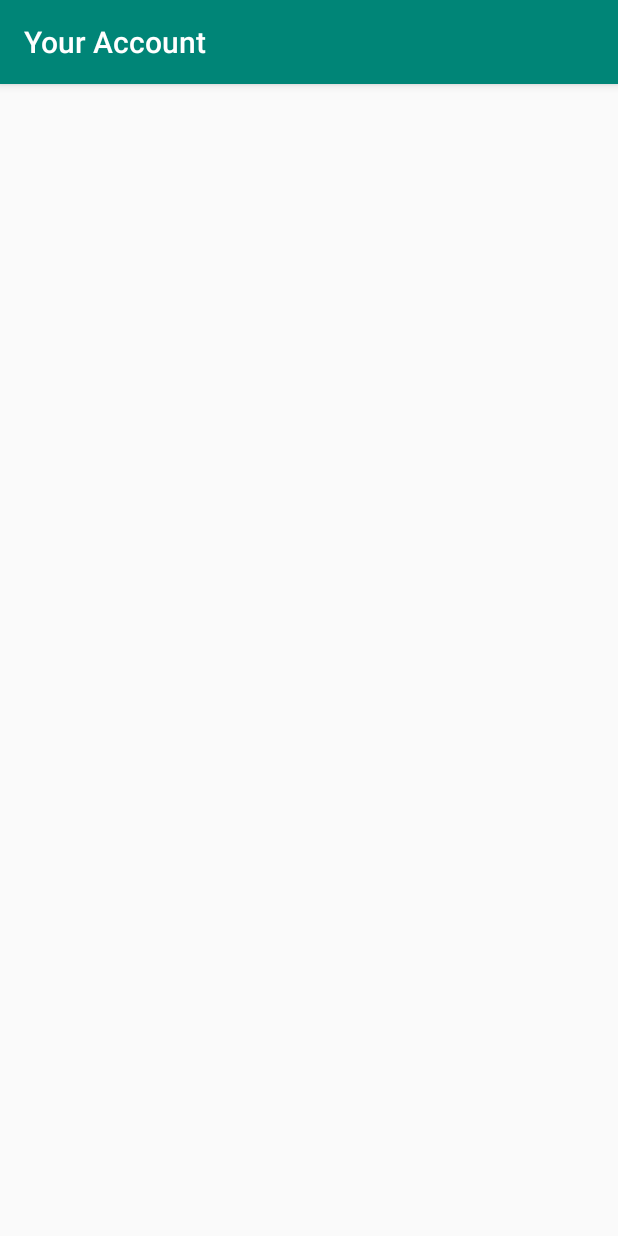
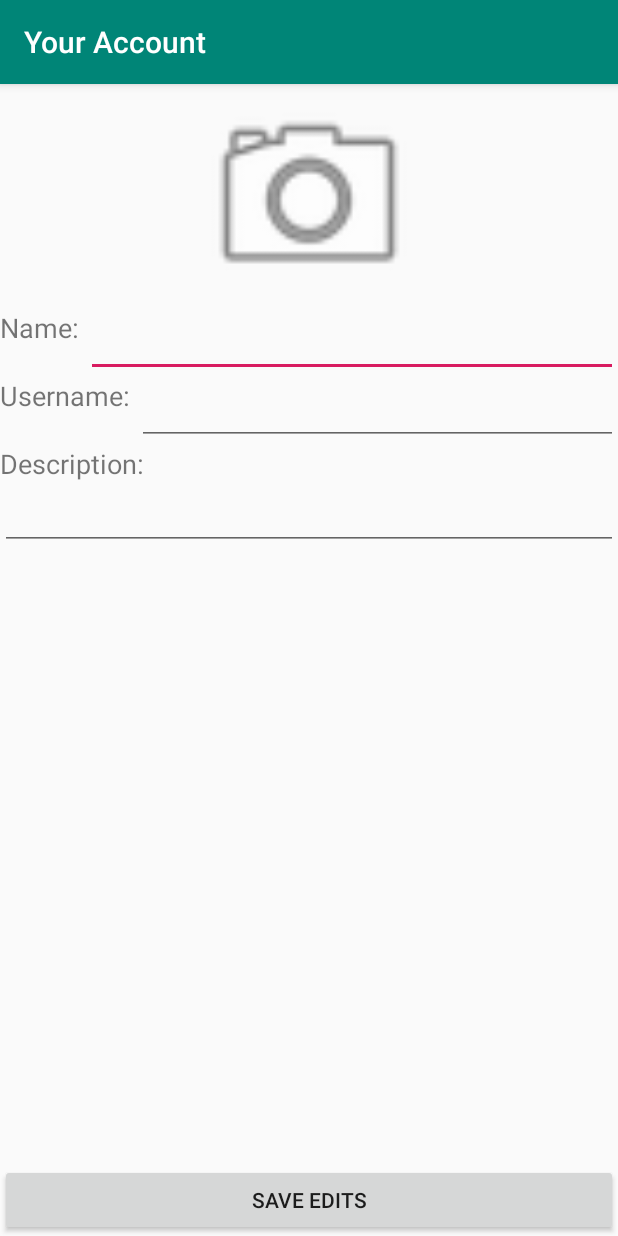
Before and after one commit to eliotshekhtman/have-you-eaten-yet, an Android app: the PersonalActivity screen opened directly, with no data from a screen before it, on a phone screen of 412 x 824 dp. Run offline under Robolectric (Android 15) with nearby library versions, the phone set to English and light mode, and no system bars; 2 statements that could not run were skipped.

Commit message:
Implemented basic profile info appearing in PersonalActivity

```diff
--- a/app/src/main/java/com/example/haveyoueatenyet/Account.java
+++ b/app/src/main/java/com/example/haveyoueatenyet/Account.java
@@ -16,4 +16,8 @@ public class Account {
     public String getName() { return name; }
     public String getUsername() { return username; }
     public String getPassword() { return password; }
+
+    public void setName(String name) { this.name = name; }
+    public void setUsername(String username) { this.username = username; }
+    public void setPassword(String password) { this.password = password; }
 }
--- a/app/src/main/java/com/example/haveyoueatenyet/PersonalActivity.java
+++ b/app/src/main/java/com/example/haveyoueatenyet/PersonalActivity.java
@@ -7,6 +7,8 @@ import android.os.Bundle;
 import android.util.Log;
 import android.view.GestureDetector;
 import android.view.MotionEvent;
+import android.view.View;
+import android.widget.EditText;
 import android.widget.Toast;
 
 import androidx.appcompat.app.AppCompatActivity;
@@ -23,8 +25,20 @@ public class PersonalActivity extends AppCompatActivity implements GestureDetect
         super.onCreate(savedInstanceState);
         Intent intent = this.getIntent();
         setContentView((R.layout.activity_personal));
+        mDetector = new GestureDetectorCompat(this, this);
 
-        mDetector = new GestureDetectorCompat(this, this);
+        EditText profileName = (EditText) findViewById(R.id.profileName);
+        EditText profileUserName = (EditText) findViewById(R.id.profileUserName);
+        profileName.setText(account.getName());
+        profileUserName.setText(account.getUsername());
+    }
+
+    public void profileSave(View view) {
+        //TODO: fucking upload saved changes
+        EditText profileName = (EditText) findViewById(R.id.profileName);
+        EditText profileUserName = (EditText) findViewById(R.id.profileUserName);
+        account.setName(profileName.getText().toString());
+        account.setUsername(profileUserName.getText().toString());
     }
 
     @Override
--- a/app/src/main/res/layout/activity_personal.xml
+++ b/app/src/main/res/layout/activity_personal.xml
@@ -1,6 +1,74 @@
 <?xml version="1.0" encoding="utf-8"?>
-<LinearLayout xmlns:android="http://schemas.android.com/apk/res/android"
-    android:orientation="vertical" android:layout_width="match_parent"
-    android:layout_height="match_parent">
+<RelativeLayout xmlns:android="http://schemas.android.com/apk/res/android"
+    xmlns:app="http://schemas.android.com/apk/res-auto"
+    android:layout_width="match_parent" android:layout_height="match_parent">
 
-</LinearLayout>
+
+    <ImageView
+        android:id="@+id/profilePic"
+        android:layout_width="match_parent"
+        android:layout_height="150dp"
+        app:srcCompat="@android:drawable/ic_menu_camera" />
+
+    <TextView
+        android:id="@+id/profileNameText"
+        android:layout_width="wrap_content"
+        android:layout_height="wrap_content"
+        android:layout_below="@id/profilePic"
+        android:textSize="18sp"
+        android:text="Name: " />
+
+    <EditText
+        android:id="@+id/profileName"
+        android:layout_width="match_parent"
+        android:layout_height="wrap_content"
+        android:ems="10"
+        android:inputType="textPersonName"
+        android:layout_below="@id/profilePic"
+        android:layout_toRightOf="@id/profileNameText"
+        android:textSize="18sp" />
+
+    <TextView
+        android:id="@+id/profileUserNameText"
+        android:layout_width="wrap_content"
+        android:layout_height="wrap_content"
+        android:layout_below="@id/profileName"
+        android:textSize="18sp"
+        android:text="Username: " />
+
+    <EditText
+        android:id="@+id/profileUserName"
+        android:layout_width="match_parent"
+        android:layout_height="wrap_content"
+        android:ems="10"
+        android:inputType="textPersonName"
+        android:layout_below="@id/profileName"
+        android:layout_toRightOf="@id/profileUserNameText" />
+
+    <TextView
+        android:id="@+id/profileDescText"
+        android:layout_width="wrap_content"
+        android:layout_height="wrap_content"
+        android:layout_below="@id/profileUserName"
+        android:textSize="18sp"
+        android:text="Description: " />
+
+    <EditText
+        android:id="@+id/profileDesc"
+        android:layout_width="match_parent"
+        android:layout_height="wrap_content"
+        android:ems="10"
+        android:gravity="start|top"
+        android:layout_below="@id/profileDescText"
+        android:inputType="textMultiLine" />
+
+    <Button
+        android:id="@+id/profileSave"
+        android:layout_width="match_parent"
+        android:layout_height="wrap_content"
+        android:layout_alignParentBottom="true"
+        android:onClick="profileSave"
+        android:text="Save Edits" />
+
+
+</RelativeLayout>
```
